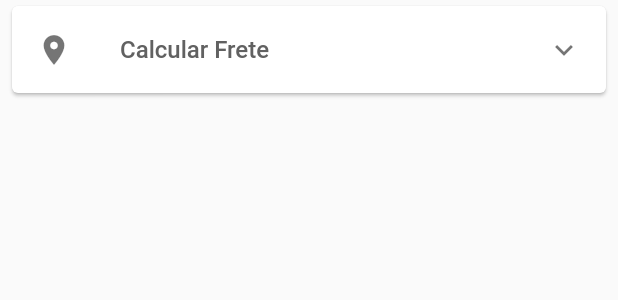
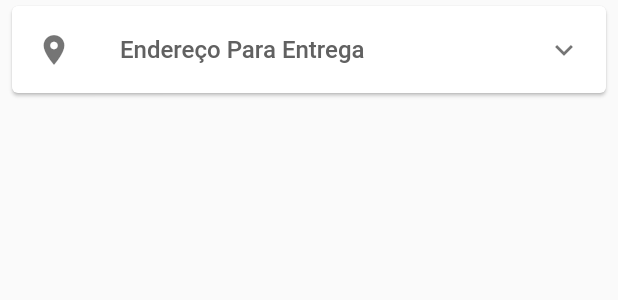
Before and after one commit to HiagoSouz/mr_ze_market, a Flutter app: the ShipCard widget shown alone on an empty page, opened directly, on a phone screen of 412 x 824 dp. Shown: the top 300 px of the screen. Run offline on Flutter 3.47's test engine with Material 2 defaults, Android fonts, the phone set to English and light mode, and no system bars; our stand-ins replace badges, cloud_firestore, firebase_auth, transparent_image; accounts and stored records are empty.

```diff
--- a/lib/tabs/home_tab.dart
+++ b/lib/tabs/home_tab.dart
@@ -31,6 +31,7 @@ class HomeTab extends StatelessWidget {
               backgroundColor: Colors.transparent,
               elevation: 0.0,
               flexibleSpace: FlexibleSpaceBar(
+
                 title: const Text("Mercado do Seu Zé"),
                 centerTitle: true,
               ),
--- a/lib/widgets/ship_card.dart
+++ b/lib/widgets/ship_card.dart
@@ -1,13 +1,22 @@
 import 'package:flutter/material.dart';
+import 'package:mr_ze_market/model/cart_model.dart';
+
 
 class ShipCard extends StatelessWidget {
+  final _enderecoController = TextEditingController();
+  final _numeroController = TextEditingController();
+  final _complementoController = TextEditingController();
+  final _scaffoldKey = GlobalKey<ScaffoldState>();
+
+  final _formKey = GlobalKey<FormState>();
+
   @override
   Widget build(BuildContext context) {
     return Card(
       margin: EdgeInsets.symmetric(horizontal: 8.0, vertical: 4.0),
       child: ExpansionTile(
         title: Text(
-          "Calcular Frete",
+          "Endereço Para Entrega",
           textAlign: TextAlign.start,
           style: TextStyle(
               fontWeight: FontWeight.w500,
@@ -19,16 +28,57 @@ class ShipCard extends StatelessWidget {
           Padding(
             padding: EdgeInsets.all(8.0),
             child: TextFormField(
+              controller: _enderecoController,
               decoration: InputDecoration(
                   border: OutlineInputBorder(),
-                  hintText: "Digite seu CEP"
+                  hintText: "Rua"
               ),
-              initialValue: "",
+              onFieldSubmitted: (text){
+                if(text.isEmpty) {
+                  Scaffold.of(context).showSnackBar(
+                      SnackBar(content: Text("Por Favor, Digite Sua Rua",),
+                        backgroundColor: Colors.red,));
+                }
+                else{
+                  CartModel.of(context).setEndereco(text);
+                }
+              },
+            ),
+          ),
+          Padding(
+            padding: EdgeInsets.all(8.0),
+            child: TextFormField(
+              controller: _numeroController,
+              decoration: InputDecoration(
+                  border: OutlineInputBorder(),
+                  hintText: "Numero"
+              ),
               onFieldSubmitted: (text){
 
+                if(text.isEmpty){
+                  Scaffold.of(context).showSnackBar(SnackBar(content: Text("Por Favor, Digite Seu Numero",),
+                    backgroundColor: Colors.red,));}
+                else{
+                  CartModel.of(context).setNumero(text);
+                }
               },
             ),
-          )
+          ),
+          Padding(
+            padding: EdgeInsets.all(8.0),
+            child: TextFormField(
+              controller: _complementoController,
+              decoration: InputDecoration(
+                  border: OutlineInputBorder(),
+                  hintText: "Complemento"
+              ),
+              onFieldSubmitted: (text){
+
+                CartModel.of(context).setComplemento(text);
+              },
+
+            ),
+          ),
         ],
       ),
     );
```
Also changed, not shown: lib/model/cart_model.dart (+30 -9 lines), lib/screens/cart_file.dart (+12 -4 lines), lib/screens/order_screen.dart (+24 -1 lines), lib/screens/product_screen.dart (+6 -3 lines), lib/screens/signup_screen.dart (+2 -12 lines), lib/widgets/cart_button.dart (+9 -5 lines).
